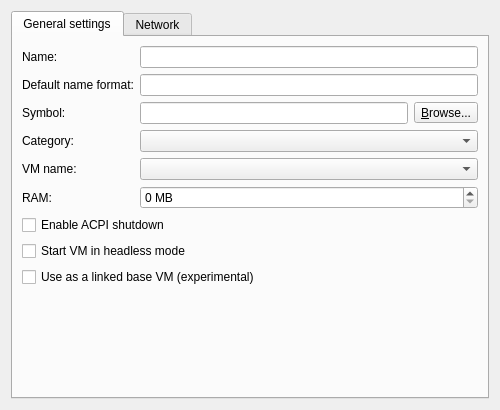
The window that gns3/modules/virtualbox/ui/virtualbox_vm_configuration_page.ui (GNS3/gns3-gui) describes before a commit, drawn with Qt 5.
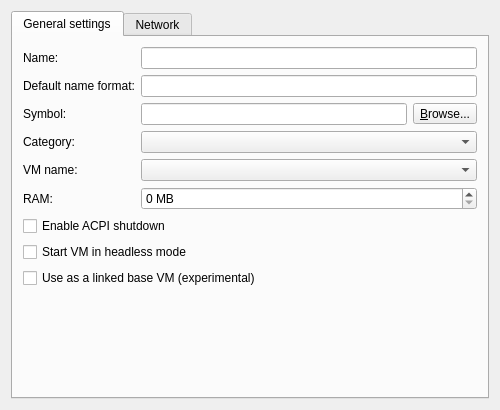
The same window after the commit.

Commit message: Force margins in configuration tabs.

Patch:
```diff
--- a/gns3/modules/virtualbox/ui/virtualbox_vm_configuration_page.ui
+++ b/gns3/modules/virtualbox/ui/virtualbox_vm_configuration_page.ui
@@ -24,6 +24,9 @@
        <string>General settings</string>
       </attribute>
       <layout class="QGridLayout" name="gridLayout">
+       <property name="margin">
+        <number>10</number>
+       </property>
        <item row="4" column="1">
         <widget class="QComboBox" name="uiVMListComboBox">
          <property name="sizePolicy">
```
Left out of the diff: 3 changed lines with no effect on the pictures. The commit also changes 11 other files.
